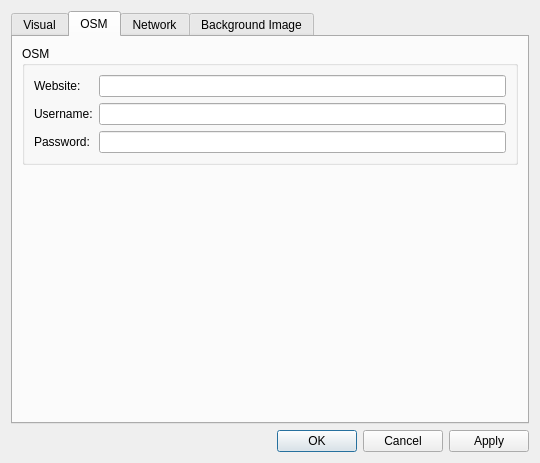
This is Preferences/PreferencesDialog.ui in openstreetmap/merkaartor as Qt 5 draws it before an edit. The edited form follows.
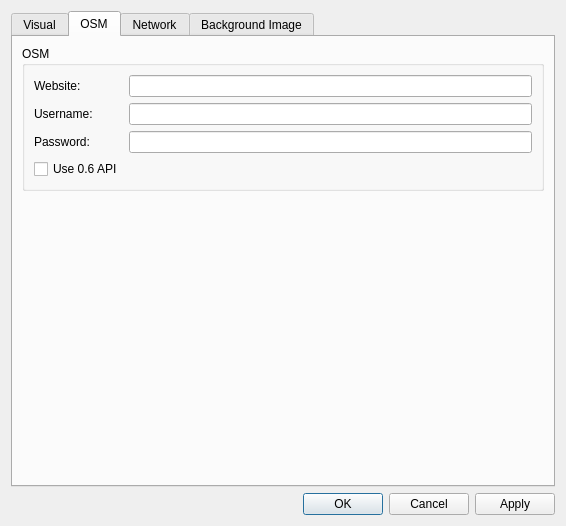
This is the edited form. The open tabs and pages were chosen to show the change.

Diff of the .ui file:
```diff
--- a/Preferences/PreferencesDialog.ui
+++ b/Preferences/PreferencesDialog.ui
@@ -6,8 +6,8 @@
    <rect>
     <x>0</x>
     <y>0</y>
-    <width>540</width>
-    <height>463</height>
+    <width>566</width>
+    <height>526</height>
    </rect>
   </property>
   <property name="sizePolicy" >
@@ -206,6 +206,14 @@
         </layout>
        </widget>
        <widget class="QWidget" name="tab_3" >
+        <property name="geometry" >
+         <rect>
+          <x>0</x>
+          <y>0</y>
+          <width>534</width>
+          <height>432</height>
+         </rect>
+        </property>
         <attribute name="title" >
          <string>OSM</string>
         </attribute>
@@ -250,6 +258,13 @@
               </property>
              </widget>
             </item>
+            <item row="3" column="0" >
+             <widget class="QCheckBox" name="bbUse06Api" >
+              <property name="text" >
+               <string>Use 0.6 API</string>
+              </property>
+             </widget>
+            </item>
            </layout>
           </widget>
          </item>
@@ -464,7 +479,7 @@
       <enum>Qt::Horizontal</enum>
      </property>
      <property name="standardButtons" >
-      <set>QDialogButtonBox::Apply|QDialogButtonBox::Cancel|QDialogButtonBox::NoButton|QDialogButtonBox::Ok</set>
+      <set>QDialogButtonBox::Apply|QDialogButtonBox::Cancel|QDialogButtonBox::Ok</set>
      </property>
     </widget>
    </item>
```
Left out of the diff: 34 changed lines with no effect on the pictures.
